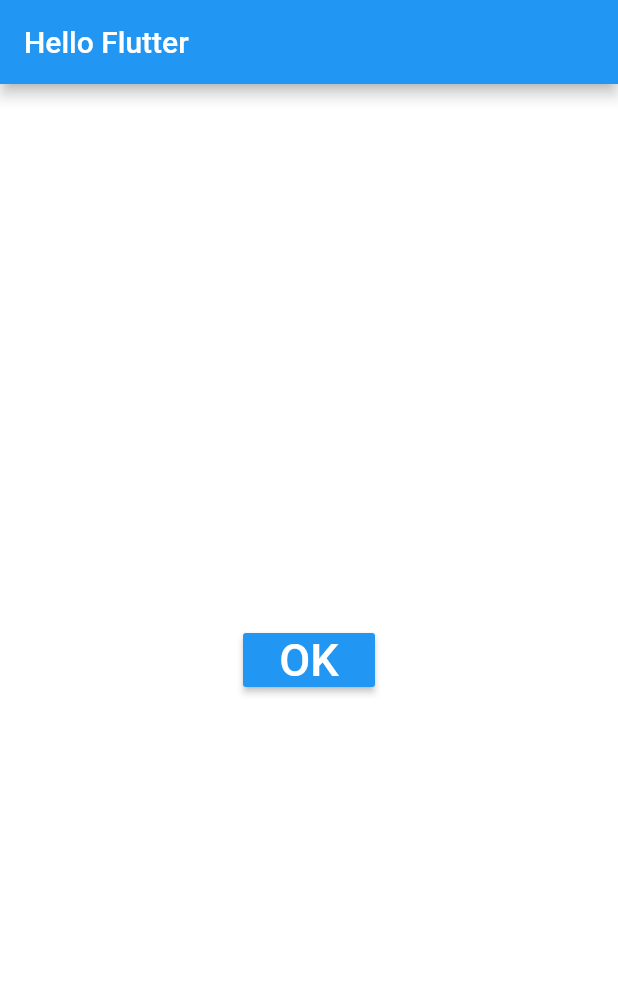
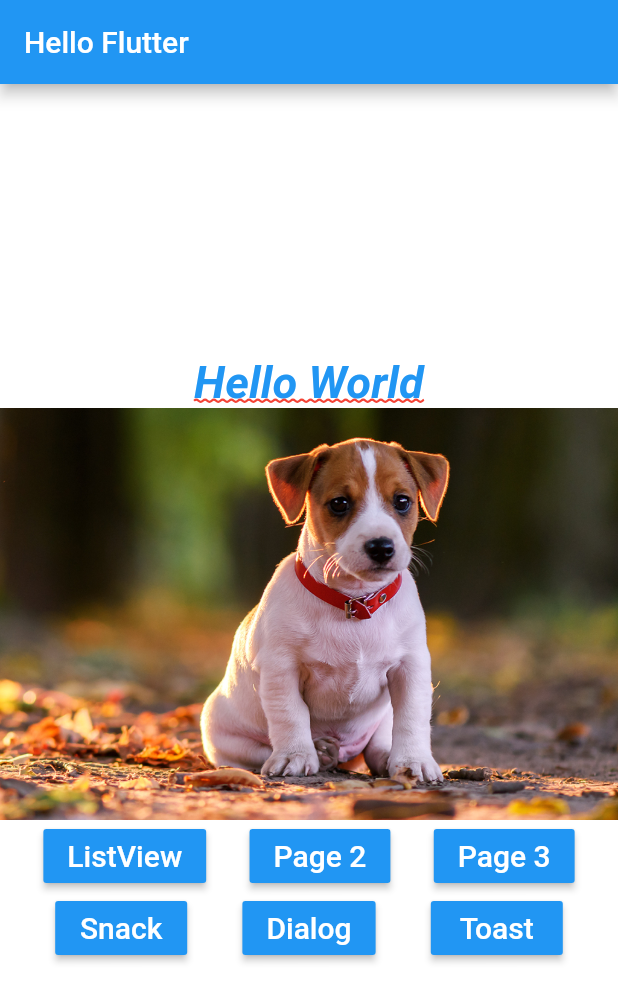
Before and after one commit to DiegoAlmeidaProject/hello_dog, a Flutter app: the screen it shows after launch, on a phone screen of 412 x 824 dp. Shown: the top 1002 px of the screen. Run offline on Flutter 3.47's test engine with Material 2 defaults, Android fonts, the phone set to English and light mode, and no system bars.

Commit message:
refactoring _bory method, created _button method, referring to application buttons.

```diff
--- a/lib/home_page.dart
+++ b/lib/home_page.dart
@@ -1,4 +1,5 @@
 import 'package:flutter/material.dart';
+import 'package:hello_dog/main.dart';
 
 class HomePage extends StatelessWidget {
   @override
@@ -14,20 +15,49 @@ class HomePage extends StatelessWidget {
   _body() {
     return Container(
       color: Colors.white,
-      child: Center(
-        child: _button(),
+      child: Column (
+        mainAxisAlignment: MainAxisAlignment.center,
+        children: <Widget> [
+          _text(),
+          _img(),
+          _buttons()
+        ],
       ),
     );
   }
 
-  _button() {
+  _buttons() {
+    return Column(
+          children: <Widget> [
+            Row(
+              mainAxisAlignment: MainAxisAlignment.spaceEvenly,
+              children: <Widget> [
+                _button("ListView"),
+                _button("Page 2"),
+                _button("Page 3"),
+              ],
+            ),
+            Row(
+              mainAxisAlignment: MainAxisAlignment.spaceEvenly,
+              children: <Widget> [
+                _button("Snack"),
+                _button("Dialog"),
+                _button("Toast"),
+              ],
+            )
+          ],
+        );
+  }
+
+  /** Metodo que recebe o nome do botão **/
+  _button(String text) {
     return RaisedButton(
         color: Colors.blue,
         child: Text(
-          "OK",
+          text,
           style: TextStyle(
             color: Colors.white,
-            fontSize: 30,
+            fontSize: 20,
           ),
         ),
         onPressed: _onClickOk
@@ -40,7 +70,7 @@ class HomePage extends StatelessWidget {
 
   _img() {
     return Image.asset(
-      "assets/images/dog4.png",
+      "assets/images/dog1.png",
       fit: BoxFit.cover,
     );
   }
--- a/pubspec.yaml
+++ b/pubspec.yaml
@@ -58,9 +58,8 @@ flutter:
   uses-material-design: true
 
   # To add assets to your application, add an assets section, like this:
-  # assets:
-  #   - images/a_dot_burr.jpeg
-  #   - images/a_dot_ham.jpeg
+  assets:
+     - assets/images/
 
   # An image asset can refer to one or more resolution-specific "variants", see
   # https://flutter.dev/assets-and-images/#resolution-aware.
```
Also changed, not shown: assets/images/dog1.png (added), assets/images/dog2.png (added), assets/images/dog3.png (added), assets/images/dog4.png (added), assets/images/dog5.png (added).
